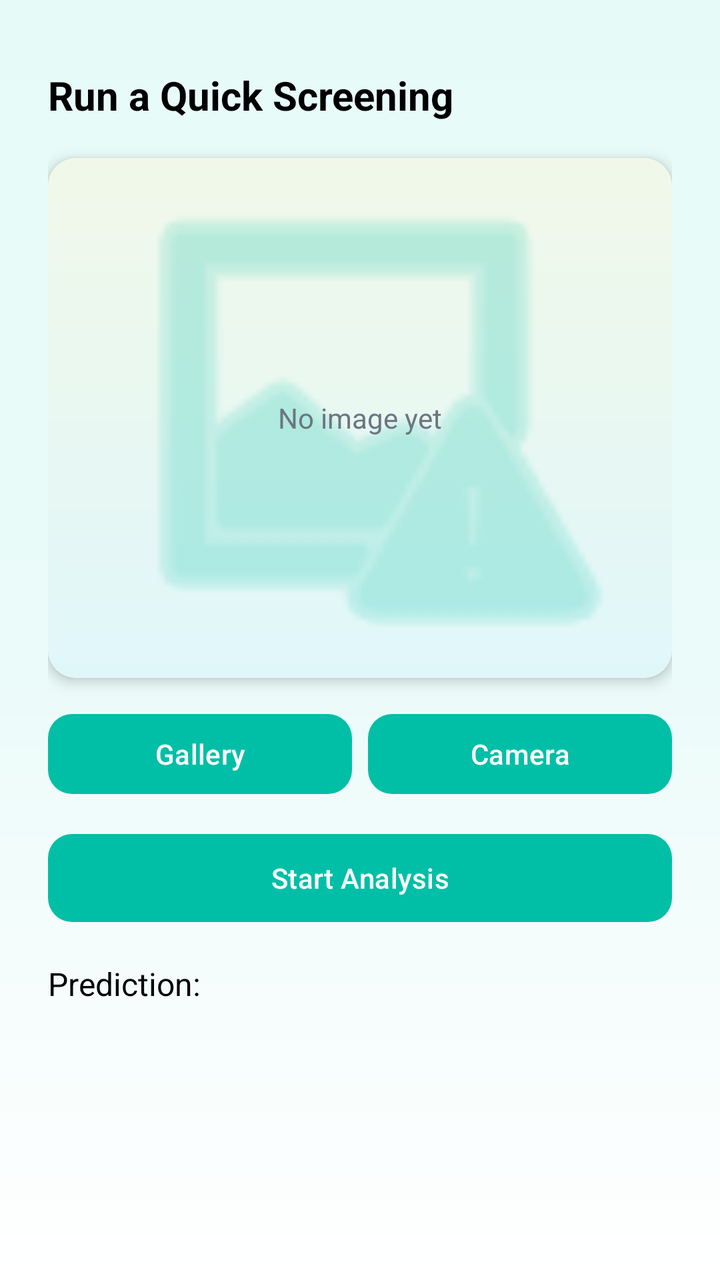
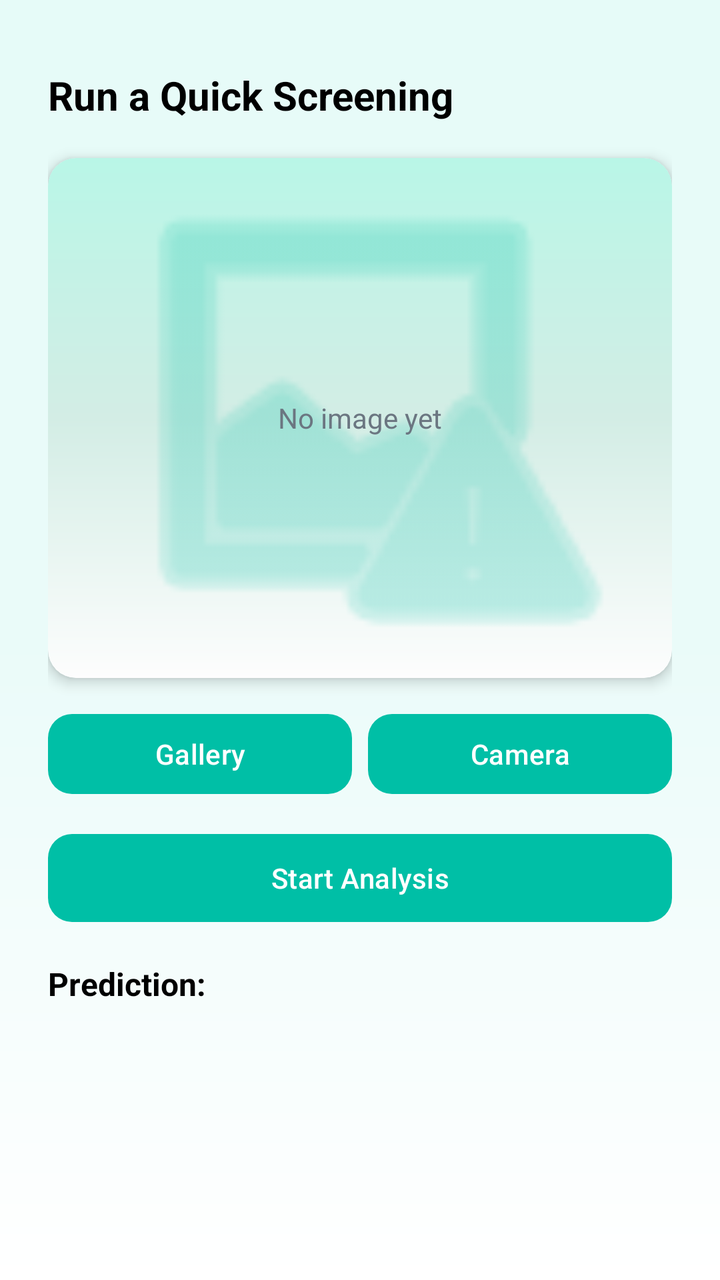

Screens rendered from an Android XML layout before and after an edit, with the pre-edit source and the edit as a unified diff.
<!-- AndroidManifest.xml: application theme Theme.PneumoScan -->
<!-- res/layout/fragment_testing.xml -->
<?xml version="1.0" encoding="utf-8"?>
<androidx.constraintlayout.widget.ConstraintLayout xmlns:android="http://schemas.android.com/apk/res/android"
    xmlns:app="http://schemas.android.com/apk/res-auto"
    android:id="@+id/testing_root"
    android:layout_width="match_parent"
    android:layout_height="match_parent"
    android:background="@drawable/bg_gradient"
    android:padding="24dp">

    <TextView
        android:id="@+id/tvTestTitle"
        android:layout_width="0dp"
        android:layout_height="wrap_content"
        android:text="@string/run_screening"
        android:textColor="@color/black"
        android:paddingTop="10dp"
        android:textSize="20sp"
        android:textStyle="bold"
        app:layout_constraintEnd_toEndOf="parent"
        app:layout_constraintStart_toStartOf="parent"
        app:layout_constraintTop_toTopOf="parent" />

    <com.google.android.material.card.MaterialCardView
        android:id="@+id/cardPreview"
        android:layout_width="0dp"
        android:layout_height="260dp"
        android:layout_marginTop="18dp"
        app:cardCornerRadius="14dp"
        app:strokeWidth="0dp"
        app:cardElevation="4dp"
        app:useCompatPadding="true"
        app:layout_constraintEnd_toEndOf="parent"
        app:layout_constraintStart_toStartOf="parent"
        app:layout_constraintTop_toBottomOf="@id/tvTestTitle">

        <RelativeLayout
            android:layout_width="match_parent"
            android:layout_height="match_parent"
            android:background="@drawable/bg_soft_gradient"
            android:padding="18dp">

            <ImageView
                android:id="@+id/previewImage"
                android:layout_width="match_parent"
                android:layout_height="match_parent"
                android:layout_centerInParent="true"
                android:alpha="0.4"
                android:contentDescription="@string/preview_image"
                android:scaleType="centerCrop"
                android:src="@android:drawable/ic_menu_report_image"
                app:tint="?attr/colorPrimary" />

            <TextView
                android:id="@+id/tvNoImage"
                android:layout_width="wrap_content"
                android:layout_height="wrap_content"
                android:layout_centerInParent="true"
                android:layout_gravity="center"
                android:text="@string/no_image"
                android:textColor="@color/pneumo_muted" />
        </RelativeLayout>
    </com.google.android.material.card.MaterialCardView>

    <LinearLayout
        android:id="@+id/llButtons"
        android:layout_width="0dp"
        android:layout_height="wrap_content"
        android:layout_marginTop="14dp"
        android:orientation="horizontal"
        android:weightSum="2"
        app:layout_constraintEnd_toEndOf="parent"
        app:layout_constraintStart_toStartOf="parent"
        app:layout_constraintTop_toBottomOf="@id/cardPreview">

        <com.google.android.material.button.MaterialButton
            android:id="@+id/buttonSelectImage"
            android:layout_width="0dp"
            android:layout_height="48dp"
            android:layout_marginEnd="8dp"
            android:layout_weight="1"
            android:text="@string/gallery"
            android:textAllCaps="false"
            app:cornerRadius="12dp" />

        <com.google.android.material.button.MaterialButton
            android:id="@+id/buttonOpenCamera"
            android:layout_width="0dp"
            android:layout_height="48dp"
            android:layout_weight="1"
            android:text="@string/camera"
            android:textAllCaps="false"
            app:backgroundTint="?attr/colorPrimary"
            app:cornerRadius="12dp" />
    </LinearLayout>

    <com.google.android.material.button.MaterialButton
        android:id="@+id/buttonStartTest"
        android:layout_width="0dp"
        android:layout_height="52dp"
        android:layout_marginTop="12dp"
        android:text="@string/start_analysis"
        android:textAllCaps="false"
        app:backgroundTint="?attr/colorPrimary"
        app:cornerRadius="12dp"
        app:layout_constraintEnd_toEndOf="parent"
        app:layout_constraintStart_toStartOf="parent"
        app:layout_constraintTop_toBottomOf="@id/llButtons" />

    <ProgressBar
        android:id="@+id/progressBar"
        android:layout_width="48dp"
        android:layout_height="48dp"
        android:layout_marginTop="16dp"
        android:visibility="gone"
        app:layout_constraintEnd_toEndOf="parent"
        app:layout_constraintStart_toStartOf="parent"
        app:layout_constraintTop_toBottomOf="@id/buttonStartTest" />

    <TextView
        android:id="@+id/textViewResult"
        android:layout_width="0dp"
        android:layout_height="wrap_content"
        android:layout_marginTop="16dp"
        android:text="@string/prediction"
        android:textColor="@color/black"
        android:textSize="16sp"
        app:layout_constraintEnd_toEndOf="parent"
        app:layout_constraintStart_toStartOf="parent"
        app:layout_constraintTop_toBottomOf="@id/progressBar" />
</androidx.constraintlayout.widget.ConstraintLayout>
<!-- resources referenced by this layout -->
<resources>
  <color name="black">#FF000000</color>
  <color name="pneumo_muted">#6B7681</color>
  <!-- drawable bg_gradient (drawable) -->
  <?xml version="1.0" encoding="utf-8"?>
  <shape xmlns:android="http://schemas.android.com/apk/res/android" android:shape="rectangle">
      <gradient
          android:startColor="#E6FBF8"
          android:centerColor="#EAFBF9"
          android:endColor="#FFFFFF"
          android:angle="270"/>
  </shape>
  <!-- drawable bg_soft_gradient (drawable) -->
  <shape xmlns:android="http://schemas.android.com/apk/res/android">
      <gradient
          android:angle="90"
          android:startColor="#E0F7FA"
          android:endColor="#F1F8E9"
          android:type="linear" />
  </shape>
  <string name="camera">Camera</string>
  <string name="gallery">Gallery</string>
  <string name="no_image">No image yet</string>
  <string name="prediction">Prediction:</string>
  <string name="preview_image">Preview Image</string>
  <string name="run_screening">Run a Quick Screening</string>
  <string name="start_analysis">Start Analysis</string>
  <style name="Theme.PneumoScan" parent="Base.Theme.PneumoScan" />
  <style name="Base.Theme.PneumoScan" parent="Theme.Material3.DayNight.NoActionBar">
          
          <item name="colorPrimary">@color/pneumo_primary</item>
          <item name="colorPrimaryVariant">@color/pneumo_primary_variant</item>
          <item name="colorOnPrimary">@color/pneumo_onPrimary</item>
  
          
          <item name="colorSecondary">@color/pneumo_secondary</item>
          <item name="colorOnSecondary">@color/pneumo_onPrimary</item>
  
          
          <item name="android:colorBackground">@color/pneumo_background</item>
          <item name="colorSurface">@color/pneumo_surface</item>
          <item name="colorOnSurface">@color/pneumo_onSurface</item>
  
          
  
      </style>
  <color name="pneumo_primary">#00BFA6</color>
  <color name="pneumo_primary_variant">#0AA78F</color>
  <color name="pneumo_onPrimary">#FFFFFF</color>
  <color name="pneumo_secondary">#3A86FF</color>
  <color name="pneumo_background">#F7FCFB</color>
  <color name="pneumo_surface">#FFFFFF</color>
  <color name="pneumo_onSurface">#0F1720</color>
</resources>

<!-- the commit's change to res/layout/fragment_testing.xml (unified diff, before → after) -->
@@ -124,6 +124,7 @@
         android:text="@string/prediction"
         android:textColor="@color/black"
         android:textSize="16sp"
+        android:textStyle="bold"
         app:layout_constraintEnd_toEndOf="parent"
         app:layout_constraintStart_toStartOf="parent"
         app:layout_constraintTop_toBottomOf="@id/progressBar" />
<!-- resource entries referenced after the edit -->
@@ -12,12 +12,18 @@
           android:angle="270"/>
   </shape>
   <!-- drawable bg_soft_gradient (drawable) -->
-  <shape xmlns:android="http://schemas.android.com/apk/res/android">
+  <?xml version="1.0" encoding="utf-8"?>
+  <shape xmlns:android="http://schemas.android.com/apk/res/android"
+      android:shape="rectangle">
+  
       <gradient
-          android:angle="90"
-          android:startColor="#E0F7FA"
-          android:endColor="#F1F8E9"
-          android:type="linear" />
+          android:startColor="#B9F6E7"
+          android:centerColor="#D3EDE5"
+          android:endColor="#FDFDFD"
+          android:angle="270" />
+  
+      <corners android:radius="14dp" />
+  
   </shape>
   <string name="camera">Camera</string>
   <string name="gallery">Gallery</string>
